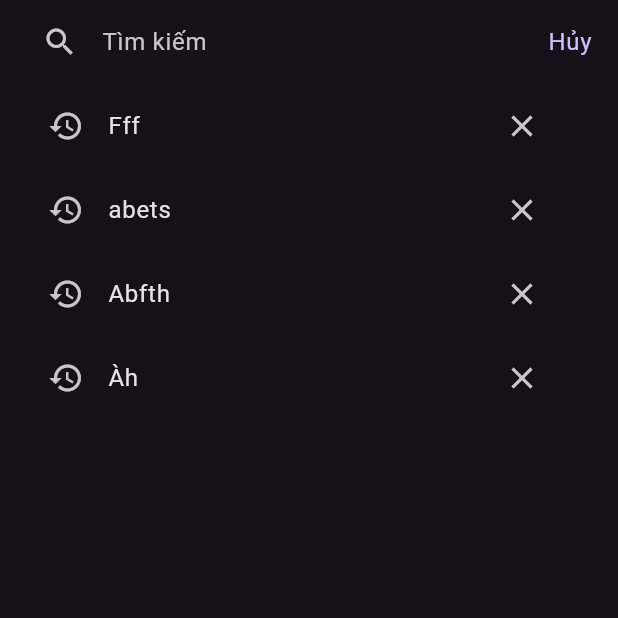
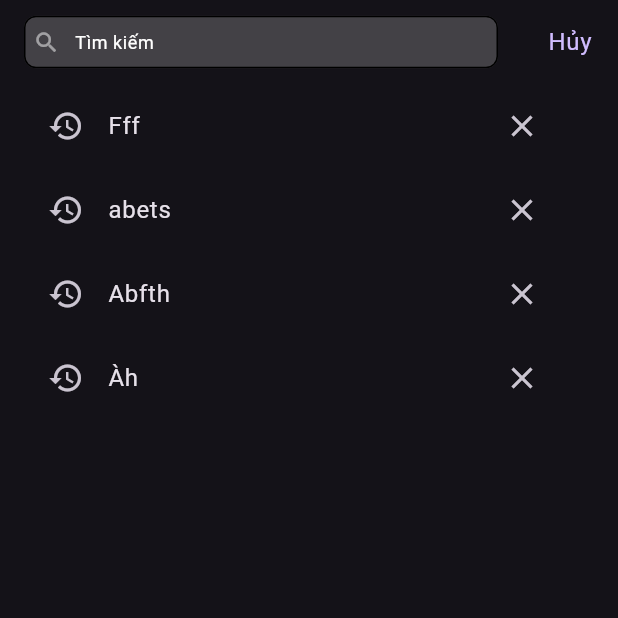
Before and after one commit to nghiavannguyen/course_app, a Flutter app: the SuggestionSearchScreen screen opened directly, on a phone screen of 412 x 824 dp, the top half of it. Run offline on Flutter 3.47's test engine with Material 3 defaults, Android fonts, the phone set to English and light mode, and no system bars; our stand-ins replace get; missing offline and left inert: sub_project.

Commit message:
create ui wish list and suggestion search screen

```diff
--- a/lib/config/app_page.dart
+++ b/lib/config/app_page.dart
@@ -1,6 +1,7 @@
 import 'package:course_app/config/routes.dart';
 import 'package:course_app/module/auth/screen/login_screen.dart';
 import 'package:course_app/module/search/screen/search_screen.dart';
+import 'package:course_app/module/suggestion-search/suggestion_search_screen.dart';
 import 'package:course_app/root.dart';
 import 'package:get/get.dart';
 
@@ -15,5 +16,9 @@ class AppPage {
       name: Routes.search,
       page: () => const SearchScreen(),
     ),
+    GetPage(
+      name: Routes.suggestionSearch,
+      page: () => const SuggestionSearchScreen(),
+    ),
   ];
 }
--- a/lib/config/routes.dart
+++ b/lib/config/routes.dart
@@ -2,4 +2,6 @@ class Routes {
   static const String root = '/';
   static const String login = '/login';
   static const String search = '/search';
+  static const String profile = '/profile';
+  static const String suggestionSearch = '/suggestion-search';
 }
--- a/lib/module/search/screen/search_screen.dart
+++ b/lib/module/search/screen/search_screen.dart
@@ -1,5 +1,4 @@
-import 'dart:ui';
-
+import 'package:course_app/module/suggestion-search/suggestion_search_screen.dart';
 import 'package:course_app/module/widgets/search_widget.dart';
 import 'package:flutter/material.dart';
 
--- a/lib/module/suggestion-search/suggestion_search_screen.dart
+++ b/lib/module/suggestion-search/suggestion_search_screen.dart
@@ -21,21 +21,44 @@ class _SearchScreenState extends State<SuggestionSearchScreen> {
       appBar: AppBar(
         backgroundColor: theme.colorScheme.surface,
         automaticallyImplyLeading: false,
-        title: TextField(
-          controller: _searchController,
-          style:
-              textTheme.bodyLarge?.copyWith(color: theme.colorScheme.onSurface),
-          decoration: InputDecoration(
-            hintText: 'Tìm kiếm',
-            hintStyle: textTheme.bodyLarge
-                ?.copyWith(color: theme.colorScheme.onSurfaceVariant),
-            prefixIcon:
-                Icon(Icons.search, color: theme.colorScheme.onSurfaceVariant),
-            filled: true,
-            fillColor: theme.colorScheme.surface,
-            border: OutlineInputBorder(
-              borderRadius: BorderRadius.circular(8),
-              borderSide: BorderSide.none,
+        title: SizedBox(
+          height: 35,
+          child: IgnorePointer(
+            child: TextField(
+              controller: _searchController,
+              style: Theme.of(context).textTheme.bodyMedium?.copyWith(
+                    color: Theme.of(context).textTheme.bodyMedium?.color,
+                  ),
+              decoration: InputDecoration(
+                hintText: "Tìm kiếm",
+                hintStyle: Theme.of(context).textTheme.bodySmall?.copyWith(
+                    color: Theme.of(context).textTheme.bodySmall?.color),
+                prefixIcon: Icon(
+                  Icons.search,
+                  size: 18,
+                  color: Theme.of(context).iconTheme.color?.withOpacity(0.5),
+                ),
+                prefixIconConstraints: BoxConstraints(
+                  minWidth: 30,
+                ),
+                filled: true,
+                fillColor: Theme.of(context).canvasColor.withOpacity(0.2),
+                enabledBorder: OutlineInputBorder(
+                  borderRadius: BorderRadius.circular(8),
+                ),
+                border: OutlineInputBorder(
+                  borderRadius: BorderRadius.circular(8),
+                ),
+                focusedBorder: OutlineInputBorder(
+                  borderRadius: BorderRadius.circular(8),
+                  // borderSide: BorderSide(
+                  //   color: Theme.of(context).dividerColor,
+                  // ),
+                ),
+                contentPadding: const EdgeInsets.symmetric(
+                  vertical: 2,
+                ),
+              ),
             ),
           ),
         ),
--- a/lib/module/widgets/search_widget.dart
+++ b/lib/module/widgets/search_widget.dart
@@ -1,22 +1,27 @@
+import 'package:course_app/config/routes.dart';
 import 'package:flutter/material.dart';
+import 'package:get/get.dart';
 
 class SearchWidget extends StatelessWidget {
   const SearchWidget({super.key});
 
   @override
   Widget build(BuildContext context) {
-    return SizedBox(
+    return InkWell(
+      onTap: () {
+        Get.toNamed(Routes.suggestionSearch);
+      },
+      child: SizedBox(
         height: 35,
+        child: IgnorePointer(
           child: TextField(
             style: Theme.of(context).textTheme.bodyMedium?.copyWith(
                   color: Theme.of(context).textTheme.bodyMedium?.color,
                 ),
             decoration: InputDecoration(
               hintText: "Tìm kiếm",
-          hintStyle: Theme.of(context)
-              .textTheme
-              .bodySmall
-              ?.copyWith(color: Theme.of(context).textTheme.bodySmall?.color),
+              hintStyle: Theme.of(context).textTheme.bodySmall?.copyWith(
+                  color: Theme.of(context).textTheme.bodySmall?.color),
               prefixIcon: Icon(
                 Icons.search,
                 size: 18,
@@ -44,6 +49,8 @@ class SearchWidget extends StatelessWidget {
               ),
             ),
           ),
+        ),
+      ),
     );
   }
 }
--- a/lib/module/wishlist/screen/wish_list_screen.dart
+++ b/lib/module/wishlist/screen/wish_list_screen.dart
@@ -1,4 +1,5 @@
 import 'package:flutter/material.dart';
+import 'package:sub_project/common/widget/appbar/common_appbar.dart';
 
 class WishListScreen extends StatelessWidget {
   const WishListScreen({super.key});
@@ -42,11 +43,10 @@ class WishListScreen extends StatelessWidget {
     ];
     return Scaffold(
       backgroundColor: theme.colorScheme.surface,
-      appBar: AppBar(
-        backgroundColor: theme.colorScheme.surface,
-        title: Text('Mong muốn',
-            style: textTheme.titleLarge
-                ?.copyWith(color: theme.colorScheme.onSurface)),
+      appBar: CommonAppBar(
+        title: 'Wish List',
+        centerTitle: true,
+        isShowLeading: false,
       ),
       body: ListView.builder(
         padding: EdgeInsets.all(16),
```
Lines whose indentation alone changed are shown as unchanged.
